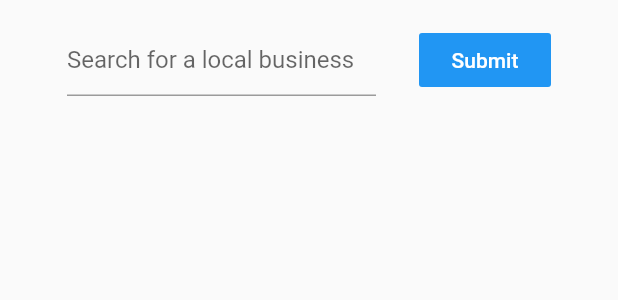
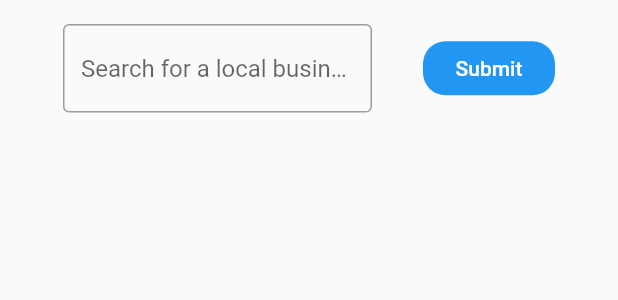
Before and after one commit to me-here/localbusinesss, a Flutter app: the SearchBar widget shown alone on an empty page, opened directly, on a phone screen of 412 x 824 dp. Shown: the top 300 px of the screen. Run offline on Flutter 3.47's test engine with Material 2 defaults, Android fonts, the phone set to English and light mode, and no system bars; our stand-ins replace google_maps_flutter, location, permission_handler; network calls fail.

Commit message:
cleaned up search bar

```diff
--- a/lib/screens/map_screen/map_screen.dart
+++ b/lib/screens/map_screen/map_screen.dart
@@ -41,10 +41,7 @@ class MapScreen extends StatelessWidget {
                   ),
                 ),
               ),
-<<<<<<< HEAD
-=======
               DraggableBusinessSheet(),
->>>>>>> 8dcfbe79d56ff5900f24883554737935c2921909
             ],
           ),
         ),
--- a/lib/screens/map_screen/widgets/map_view.dart
+++ b/lib/screens/map_screen/widgets/map_view.dart
@@ -69,11 +69,7 @@ class _MapViewState extends State<MapView> {
   Widget build(BuildContext context) {
     ensureLocationPermission();
     final circleRadius = Provider.of<MapProvider>(context).searchProximity;
-<<<<<<< HEAD
     //print("Search proximity: $circleRadius");
-=======
-    // print("Search proximity: $circleRadius");
->>>>>>> 7c51cfee3798b066707619a05daa71eb0816ac10
     Set<Circle> _circles = {
       Circle(
         circleId: CircleId("Search Radius"),
--- a/lib/screens/map_screen/widgets/searchbar.dart
+++ b/lib/screens/map_screen/widgets/searchbar.dart
@@ -9,7 +9,7 @@ class _SearchBarState extends State<SearchBar> {
   @override
   Widget build(BuildContext context) {
     return Container(
-      padding: EdgeInsets.all(16),
+      padding: EdgeInsets.symmetric(vertical: 16, horizontal: 8),
       child: Row(
         mainAxisAlignment: MainAxisAlignment.spaceEvenly,
         children: [
@@ -19,6 +19,7 @@ class _SearchBarState extends State<SearchBar> {
               decoration: InputDecoration(
                 hintText: 'Search for a local business',
                 fillColor: Colors.lightBlue,
+                border: const OutlineInputBorder(),
               ),
             ),
           ),
@@ -30,6 +31,9 @@ class _SearchBarState extends State<SearchBar> {
                 color: Colors.white,
               ),
             ),
+            shape: RoundedRectangleBorder(
+              borderRadius: BorderRadius.circular(15),
+            ),
             onPressed: () {},
           )
         ],
```
